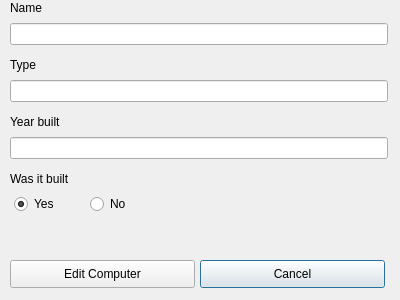
First picture: the form in editcomputerdialog.ui, repository ManiSigt/Verklegt-nams, before the edit.
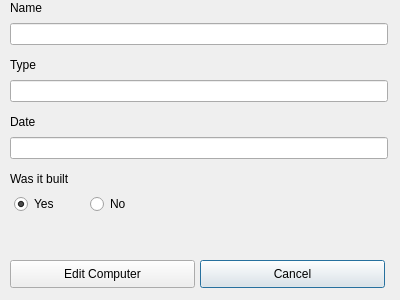
Second picture: the form after the edit.

What changed in the file:
```diff
--- a/editcomputerdialog.ui
+++ b/editcomputerdialog.ui
@@ -72,7 +72,7 @@
     </rect>
    </property>
    <property name="text">
-    <string>Year built</string>
+    <string>Date</string>
    </property>
   </widget>
   <widget class="QLineEdit" name="input_computer_year_built">
```
Left out of the diff: 4 changed lines with no effect on the pictures.
